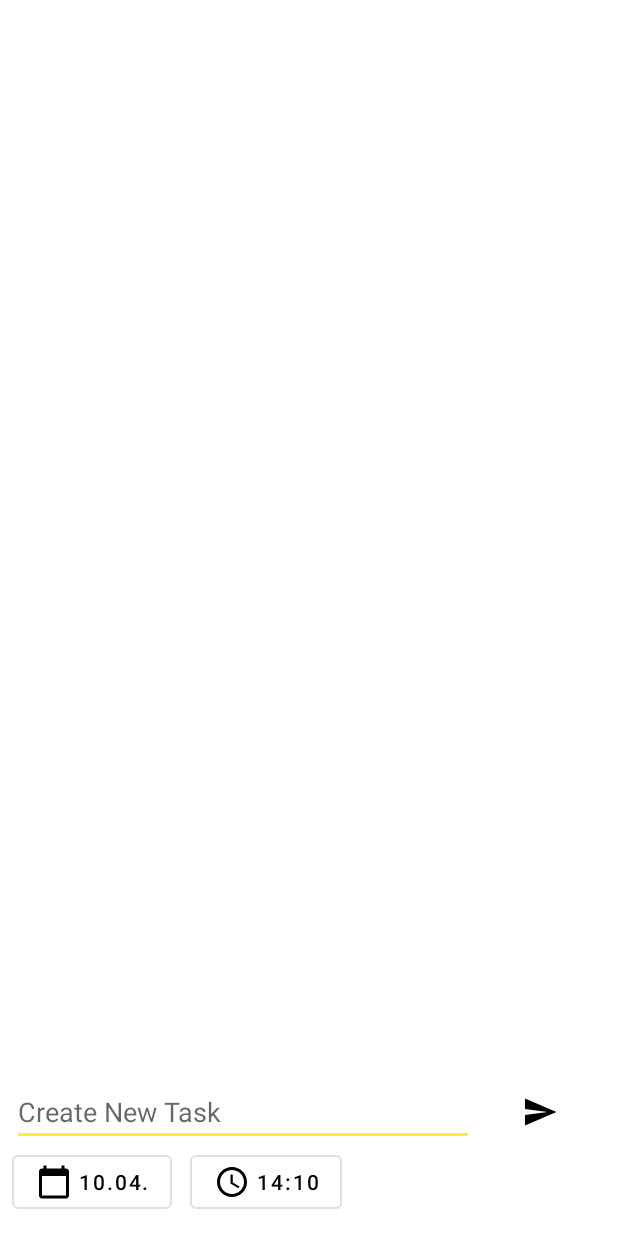
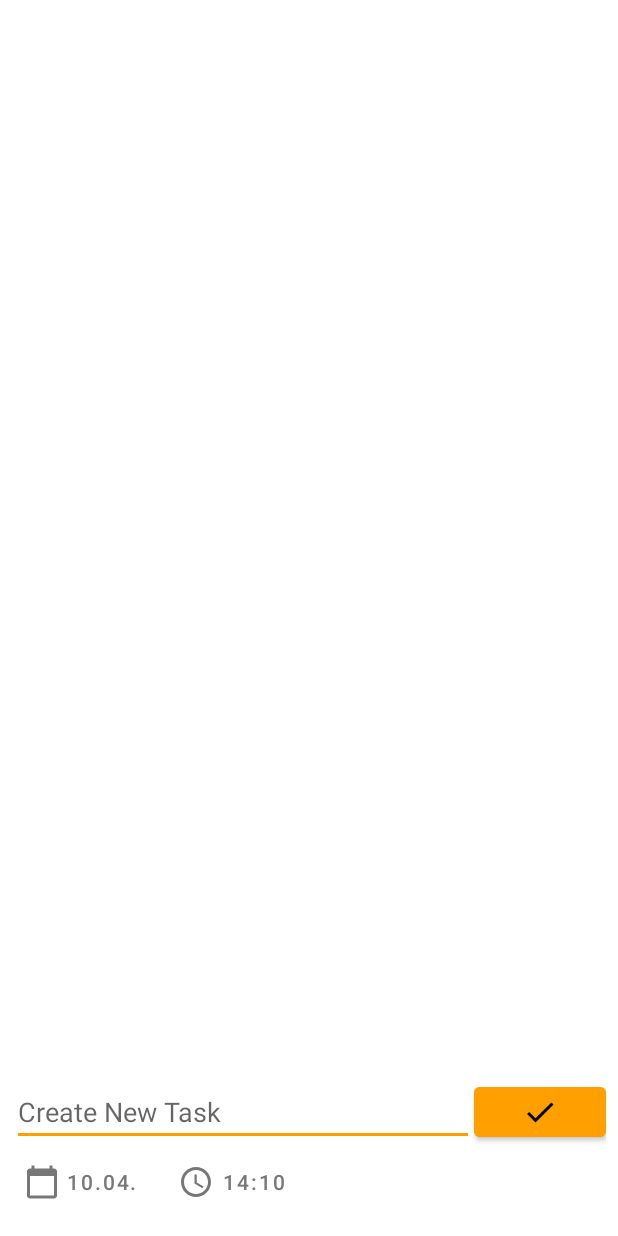
Before and after one commit to andipabst/vergiss-nix, an Android app: the layout task_dialog.xml on its own in the app's theme, with its tools: preview values and no code run, on a phone screen of 412 x 824 dp. Run offline under Robolectric (Android 15) with nearby library versions, the phone set to English and light mode, and no system bars.

Commit message:
change colors of taskdialog

```diff
--- /dev/null
+++ b/app/src/main/res/drawable/ic_baseline_done_24.xml
@@ -0,0 +1,10 @@
+<vector xmlns:android="http://schemas.android.com/apk/res/android"
+    android:width="24dp"
+    android:height="24dp"
+    android:viewportWidth="24"
+    android:viewportHeight="24"
+    android:tint="?attr/colorControlNormal">
+  <path
+      android:fillColor="@android:color/white"
+      android:pathData="M9,16.2L4.8,12l-1.4,1.4L9,19 21,7l-1.4,-1.4L9,16.2z"/>
+</vector>
--- a/app/src/main/res/layout/task_dialog.xml
+++ b/app/src/main/res/layout/task_dialog.xml
@@ -17,20 +17,21 @@
         android:importantForAutofill="no"
         android:inputType="text"
         app:layout_constraintBottom_toTopOf="@id/date"
-        app:layout_constraintHorizontal_weight="2"
+        app:layout_constraintHorizontal_weight="3"
         app:layout_constraintLeft_toLeftOf="parent"
         app:layout_constraintRight_toLeftOf="@id/save" />
 
     <com.google.android.material.button.MaterialButton
         android:id="@+id/save"
-        style="@style/Widget.MaterialComponents.Button.UnelevatedButton"
+        style="@style/Widget.MaterialComponents.Button"
         android:layout_width="wrap_content"
         android:layout_height="0dp"
-        android:background="#0fff"
-        android:foreground="@drawable/ic_baseline_send_24"
+        android:backgroundTint="?attr/colorSecondary"
+        android:foreground="@drawable/ic_baseline_done_24"
         android:foregroundGravity="center"
         android:foregroundTint="?attr/colorOnSecondary"
-        android:paddingHorizontal="16dp"
+        android:paddingHorizontal="12dp"
+        app:layout_constraintHorizontal_weight="1"
         app:layout_constraintBottom_toBottomOf="@id/text"
         app:layout_constraintLeft_toRightOf="@id/text"
         app:layout_constraintRight_toRightOf="parent"
@@ -38,26 +39,30 @@
 
     <com.google.android.material.button.MaterialButton
         android:id="@+id/date"
-        style="@style/Widget.MaterialComponents.Button.OutlinedButton"
+        style="@style/Widget.MaterialComponents.Button.TextButton"
         android:layout_width="wrap_content"
         android:layout_height="wrap_content"
         android:text="10.04."
-        android:textColor="?attr/colorOnSecondary"
+        android:textAllCaps="false"
+        android:textColor="#777"
+        android:textStyle="normal"
         app:icon="@drawable/ic_baseline_calendar_today_24"
-        app:iconTint="?attr/colorOnSecondary"
+        app:iconTint="#777"
         app:layout_constraintBottom_toBottomOf="parent"
         app:layout_constraintLeft_toLeftOf="parent" />
 
     <com.google.android.material.button.MaterialButton
         android:id="@+id/time"
-        style="@style/Widget.MaterialComponents.Button.OutlinedButton"
+        style="@style/Widget.MaterialComponents.Button.TextButton"
         android:layout_width="wrap_content"
         android:layout_height="wrap_content"
         android:layout_marginStart="12dp"
         android:text="14:10"
-        android:textColor="?attr/colorOnSecondary"
+        android:textAllCaps="false"
+        android:textColor="#777"
+        android:textStyle="normal"
         app:icon="@drawable/ic_baseline_access_time_24"
-        app:iconTint="?attr/colorOnSecondary"
+        app:iconTint="#777"
         app:layout_constraintBottom_toBottomOf="parent"
         app:layout_constraintStart_toEndOf="@id/date" />
 
--- a/app/src/main/res/values/colors.xml
+++ b/app/src/main/res/values/colors.xml
@@ -3,9 +3,9 @@
     <color name="primaryLight">#fff</color>
     <color name="primary">#fafafa</color>
     <color name="primaryDark">#c7c7c7</color>
-    <color name="secondaryLight">#ffff72</color>
-    <color name="secondary">#ffeb3b</color>
-    <color name="secondaryDark">#c8b900</color>
+    <color name="secondaryLight">#FFC107</color>
+    <color name="secondary">#FFA000</color>
+    <color name="secondaryDark">#FF6F00</color>
     <color name="black">#000</color>
     <color name="white">#fff</color>
 </resources>
```
